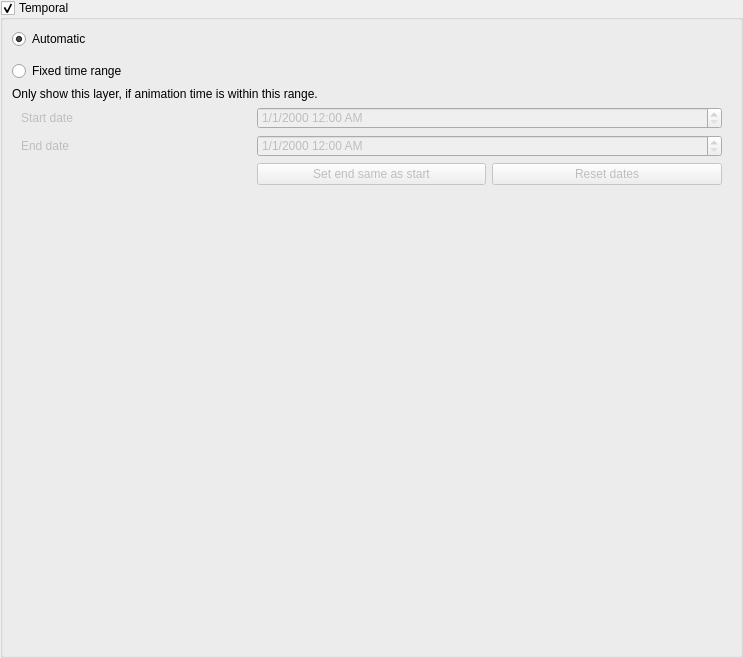
The window that src/ui/raster/qgsrasterlayertemporalpropertieswidgetbase.ui (qgis/QGIS) describes before a commit, drawn with Qt 5.
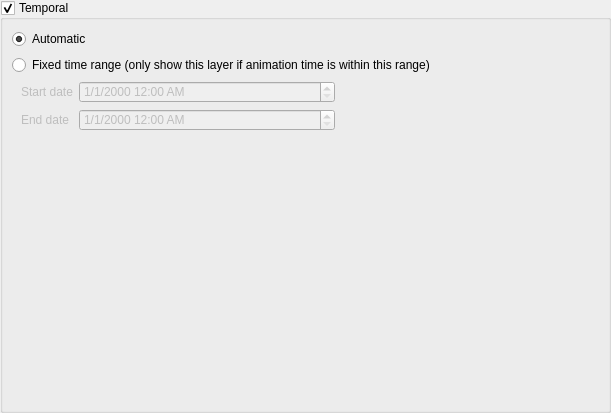
The same window after the commit. Custom widgets are drawn as their Qt base class.

Commit message: Fix broken raster temporal properties widget

```diff
--- a/src/ui/raster/qgsrasterlayertemporalpropertieswidgetbase.ui
+++ b/src/ui/raster/qgsrasterlayertemporalpropertieswidgetbase.ui
@@ -6,8 +6,8 @@
    <rect>
     <x>0</x>
     <y>0</y>
-    <width>743</width>
-    <height>658</height>
+    <width>611</width>
+    <height>413</height>
    </rect>
   </property>
   <property name="windowTitle">
@@ -48,8 +48,8 @@
        <rect>
         <x>0</x>
         <y>0</y>
-        <width>743</width>
-        <height>658</height>
+        <width>611</width>
+        <height>413</height>
        </rect>
       </property>
       <layout class="QGridLayout" name="gridLayout">
@@ -81,43 +81,18 @@
           <bool>true</bool>
          </property>
          <layout class="QGridLayout" name="gridLayout_3">
-          <item row="3" column="0">
-           <widget class="QRadioButton" name="mLayerRadioButton">
+          <item row="2" column="0" colspan="2">
+           <widget class="QRadioButton" name="mModeFixedRangeRadio">
             <property name="text">
-             <string>Fixed time range</string>
+             <string>Fixed time range (only show this layer if animation time is within this range)</string>
             </property>
             <property name="checked">
              <bool>false</bool>
             </property>
            </widget>
           </item>
-          <item row="7" column="0" colspan="2">
-           <widget class="QFrame" name="frame">
-            <property name="frameShape">
-             <enum>QFrame::NoFrame</enum>
-            </property>
-            <property name="frameShadow">
-             <enum>QFrame::Raised</enum>
-            </property>
-            <layout class="QGridLayout" name="gridLayout_5">
-             <item row="0" column="0">
-              <spacer name="verticalSpacer">
-               <property name="orientation">
-                <enum>Qt::Vertical</enum>
-               </property>
-               <property name="sizeHint" stdset="0">
-                <size>
-                 <width>20</width>
-                 <height>40</height>
-                </size>
-               </property>
-              </spacer>
-             </item>
-            </layout>
-           </widget>
-          </item>
-          <item row="5" column="0" colspan="2">
-           <widget class="QFrame" name="frame_2">
+          <item row="3" column="0" colspan="2">
+           <widget class="QFrame" name="mFixedTimeRangeFrame">
             <property name="enabled">
              <bool>false</bool>
             </property>
@@ -130,20 +105,17 @@
             <property name="lineWidth">
              <number>0</number>
             </property>
-            <layout class="QGridLayout" name="gridLayout_2">
+            <layout class="QGridLayout" name="gridLayout_2" columnstretch="0,2,0,2">
              <property name="topMargin">
               <number>0</number>
              </property>
              <property name="bottomMargin">
               <number>0</number>
              </property>
-             <item row="0" column="1" colspan="2">
-              <widget class="QgsDateTimeEdit" name="mStartTemporalDateTimeEdit">
-               <property name="displayFormat">
-                <string>M/d/yyyy h:mm AP</string>
-               </property>
-               <property name="timeSpec">
-                <enum>Qt::UTC</enum>
+             <item row="0" column="0">
+              <widget class="QLabel" name="label_2">
+               <property name="text">
+                <string>Start date</string>
                </property>
               </widget>
              </item>
@@ -157,17 +129,13 @@
                </property>
               </widget>
              </item>
-             <item row="2" column="2">
-              <widget class="QPushButton" name="mResetDatesButton">
-               <property name="text">
-                <string>Reset dates</string>
+             <item row="0" column="1" colspan="2">
+              <widget class="QgsDateTimeEdit" name="mStartTemporalDateTimeEdit">
+               <property name="displayFormat">
+                <string>M/d/yyyy h:mm AP</string>
                </property>
-              </widget>
-             </item>
-             <item row="2" column="1">
-              <widget class="QPushButton" name="mSetEndAsStartNormalButton">
-               <property name="text">
-                <string>Set end same as start</string>
+               <property name="timeSpec">
+                <enum>Qt::UTC</enum>
                </property>
               </widget>
              </item>
@@ -178,18 +146,24 @@
                </property>
               </widget>
              </item>
-             <item row="0" column="0">
-              <widget class="QLabel" name="label_2">
-               <property name="text">
-                <string>Start date</string>
+             <item row="1" column="3">
+              <spacer name="horizontalSpacer">
+               <property name="orientation">
+                <enum>Qt::Horizontal</enum>
                </property>
-              </widget>
+               <property name="sizeHint" stdset="0">
+                <size>
+                 <width>40</width>
+                 <height>20</height>
+                </size>
+               </property>
+              </spacer>
              </item>
             </layout>
            </widget>
           </item>
-          <item row="0" column="0">
-           <widget class="QRadioButton" name="mAutomatic">
+          <item row="0" column="0" colspan="2">
+           <widget class="QRadioButton" name="mModeAutomaticRadio">
             <property name="toolTip">
              <string>Delegates temporal handling to the data provider</string>
             </property>
@@ -201,33 +175,18 @@
             </property>
            </widget>
           </item>
-          <item row="2" column="0">
-           <widget class="QFrame" name="frame_3">
-            <property name="frameShape">
-             <enum>QFrame::NoFrame</enum>
+          <item row="4" column="1">
+           <spacer name="verticalSpacer">
+            <property name="orientation">
+             <enum>Qt::Vertical</enum>
             </property>
-            <property name="frameShadow">
-             <enum>QFrame::Raised</enum>
+            <property name="sizeHint" stdset="0">
+             <size>
+              <width>20</width>
+              <height>40</height>
+             </size>
             </property>
-            <layout class="QGridLayout" name="gridLayout_4">
-             <property name="leftMargin">
-              <number>9</number>
-             </property>
-             <property name="topMargin">
-              <number>0</number>
-             </property>
-             <property name="bottomMargin">
-              <number>0</number>
-             </property>
-            </layout>
-           </widget>
-          </item>
-          <item row="4" column="0">
-           <widget class="QLabel" name="label">
-            <property name="text">
-             <string>Only show this layer, if animation time is within this range.</string>
-            </property>
-           </widget>
+           </spacer>
           </item>
          </layout>
         </widget>
```
Left out of the diff: 38 changed lines with no effect on the pictures. The commit also changes 1 other file.
